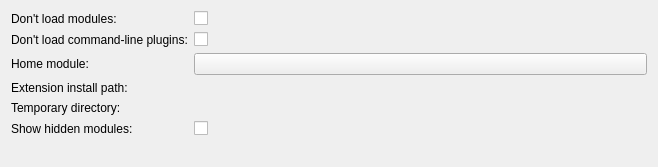
Old version of the form Base/QTGUI/Resources/UI/qSlicerSettingsModulesPanel.ui in the repository gezidan/Slicer.
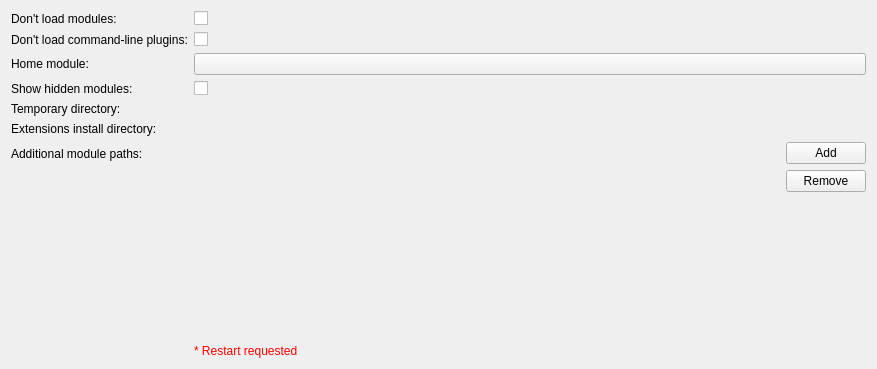
New version of the form. Custom widgets are drawn as their Qt base class.

Commit message:
ENH: Add list of "additional module paths" to "module settings panel"
The qSlicerDirectoryListView has been integrated to the panel and
provides the user with the ability to remove/add paths that will be
used to configure the different module factories.

Each factory will then scan this list of additional path and attempt
to load extra modules if any.

Each time a path is removed/added to the list, a red label entitled
"* Restart requested" is shown to the user.

The edit to the form file:
```diff
--- a/Base/QTGUI/Resources/UI/qSlicerSettingsModulesPanel.ui
+++ b/Base/QTGUI/Resources/UI/qSlicerSettingsModulesPanel.ui
@@ -6,8 +6,8 @@
    <rect>
     <x>0</x>
     <y>0</y>
-    <width>658</width>
-    <height>167</height>
+    <width>877</width>
+    <height>369</height>
    </rect>
   </property>
   <property name="windowTitle">
@@ -31,68 +31,135 @@
      </property>
     </widget>
    </item>
-   <item row="2" column="0">
+   <item row="1" column="0">
     <widget class="QLabel" name="LoadCommandLineModuleLabel">
      <property name="text">
       <string>Don't load command-line plugins:</string>
      </property>
     </widget>
    </item>
-   <item row="2" column="1">
+   <item row="1" column="1">
     <widget class="QCheckBox" name="LoadCommandLineModulesCheckBox">
      <property name="text">
       <string/>
      </property>
     </widget>
    </item>
-   <item row="4" column="0">
-    <widget class="QLabel" name="ExtensionInstallDirectoryLabel">
-     <property name="text">
-      <string>Extension install path:</string>
-     </property>
-    </widget>
-   </item>
-   <item row="4" column="1">
-    <widget class="ctkDirectoryButton" name="ExtensionInstallDirectoryButton"/>
-   </item>
-   <item row="5" column="0">
-    <widget class="QLabel" name="TemporaryDirectoryLabel">
-     <property name="text">
-      <string>Temporary directory:</string>
-     </property>
-    </widget>
-   </item>
-   <item row="5" column="1">
-    <widget class="ctkDirectoryButton" name="TemporaryDirectoryButton"/>
-   </item>
-   <item row="3" column="0">
+   <item row="2" column="0">
     <widget class="QLabel" name="HomeModuleLabel">
      <property name="text">
       <string>Home module:</string>
      </property>
     </widget>
    </item>
-   <item row="3" column="1">
+   <item row="2" column="1">
     <widget class="QPushButton" name="HomeModuleButton">
      <property name="text">
       <string/>
      </property>
     </widget>
    </item>
-   <item row="6" column="0">
+   <item row="3" column="0">
     <widget class="QLabel" name="ShowHiddenModulesLabel">
      <property name="text">
       <string>Show hidden modules:</string>
      </property>
     </widget>
    </item>
-   <item row="6" column="1">
+   <item row="3" column="1">
     <widget class="QCheckBox" name="ShowHiddenModulesCheckBox">
      <property name="text">
       <string/>
      </property>
     </widget>
    </item>
+   <item row="4" column="0">
+    <widget class="QLabel" name="TemporaryDirectoryLabel">
+     <property name="text">
+      <string>Temporary directory:</string>
+     </property>
+    </widget>
+   </item>
+   <item row="4" column="1">
+    <widget class="ctkDirectoryButton" name="TemporaryDirectoryButton"/>
+   </item>
+   <item row="5" column="0">
+    <widget class="QLabel" name="ExtensionInstallDirectoryLabel">
+     <property name="text">
+      <string>Extensions install directory:</string>
+     </property>
+    </widget>
+   </item>
+   <item row="5" column="1">
+    <widget class="ctkDirectoryButton" name="ExtensionInstallDirectoryButton"/>
+   </item>
+   <item row="6" column="0">
+    <widget class="QLabel" name="AdditionalModulePathsLabel">
+     <property name="text">
+      <string>Additional module paths:</string>
+     </property>
+    </widget>
+   </item>
+   <item row="6" column="1">
+    <widget class="QWidget" name="AdditionalModulePathsWidget" native="true">
+     <layout class="QHBoxLayout" name="horizontalLayout_2">
+      <property name="spacing">
+       <number>6</number>
+      </property>
+      <property name="margin">
+       <number>0</number>
+      </property>
+      <item>
+       <widget class="qSlicerDirectoryListView" name="AdditionalModulePathsView" native="true">
+        <property name="sizePolicy">
+         <sizepolicy hsizetype="MinimumExpanding" vsizetype="Preferred">
+          <horstretch>0</horstretch>
+          <verstretch>0</verstretch>
+         </sizepolicy>
+        </property>
+       </widget>
+      </item>
+      <item>
+       <layout class="QVBoxLayout" name="verticalLayout">
+        <item>
+         <widget class="QPushButton" name="AddAdditionalModulePathButton">
+          <property name="text">
+           <string>Add</string>
+          </property>
+         </widget>
+        </item>
+        <item>
+         <widget class="QPushButton" name="RemoveAdditionalModulePathButton">
+          <property name="text">
+           <string>Remove</string>
+          </property>
+         </widget>
+        </item>
+        <item>
+         <spacer name="verticalSpacer">
+          <property name="orientation">
+           <enum>Qt::Vertical</enum>
+          </property>
+          <property name="sizeHint" stdset="0">
+           <size>
+            <width>20</width>
+            <height>40</height>
+           </size>
+          </property>
+         </spacer>
+        </item>
+       </layout>
+      </item>
+     </layout>
+    </widget>
+   </item>
+   <item row="7" column="1">
+    <widget class="QLabel" name="RestartRequestedLabel">
+     <property name="text">
+      <string>&lt;font color=&quot;red&quot;&gt;* Restart requested&lt;/font&gt;</string>
+     </property>
+    </widget>
+   </item>
   </layout>
  </widget>
  <customwidgets>
@@ -107,6 +174,12 @@
    <header>ctkSettingsPanel.h</header>
    <container>1</container>
   </customwidget>
+  <customwidget>
+   <class>qSlicerDirectoryListView</class>
+   <extends>QWidget</extends>
+   <header>qSlicerDirectoryListView.h</header>
+   <container>1</container>
+  </customwidget>
  </customwidgets>
  <resources/>
  <connections/>
```
The commit also changes 2 other files.
